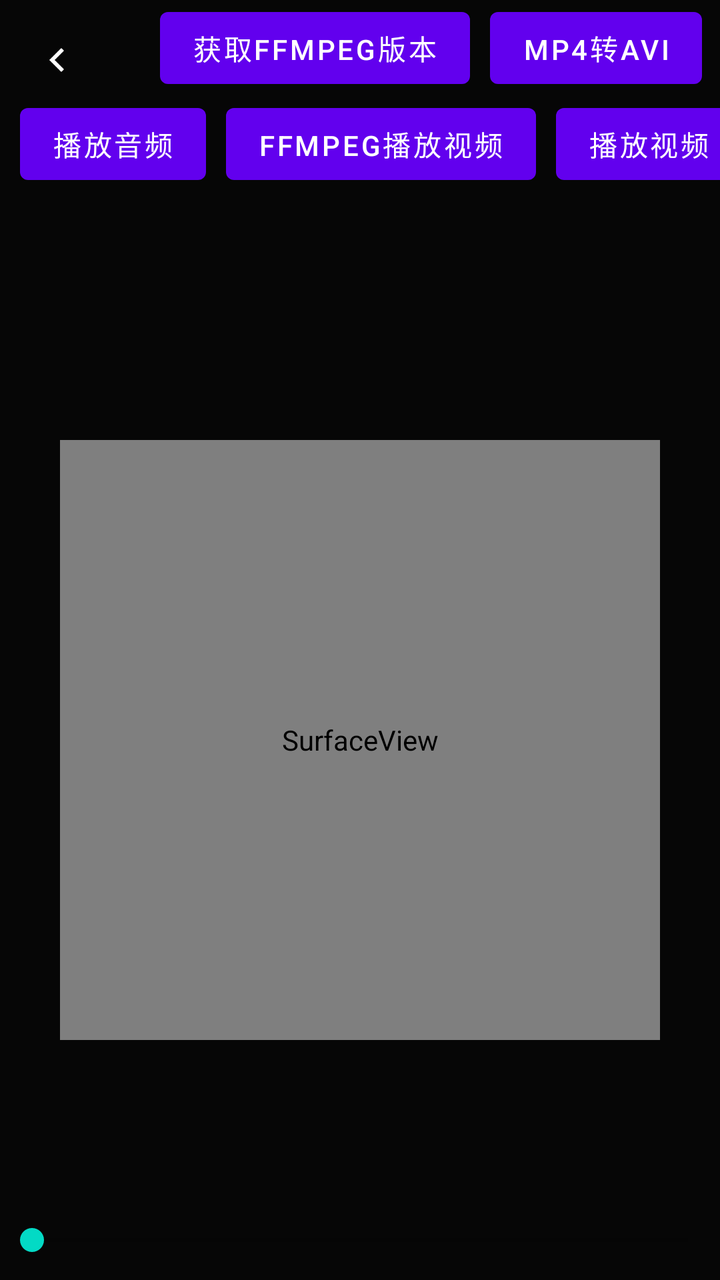
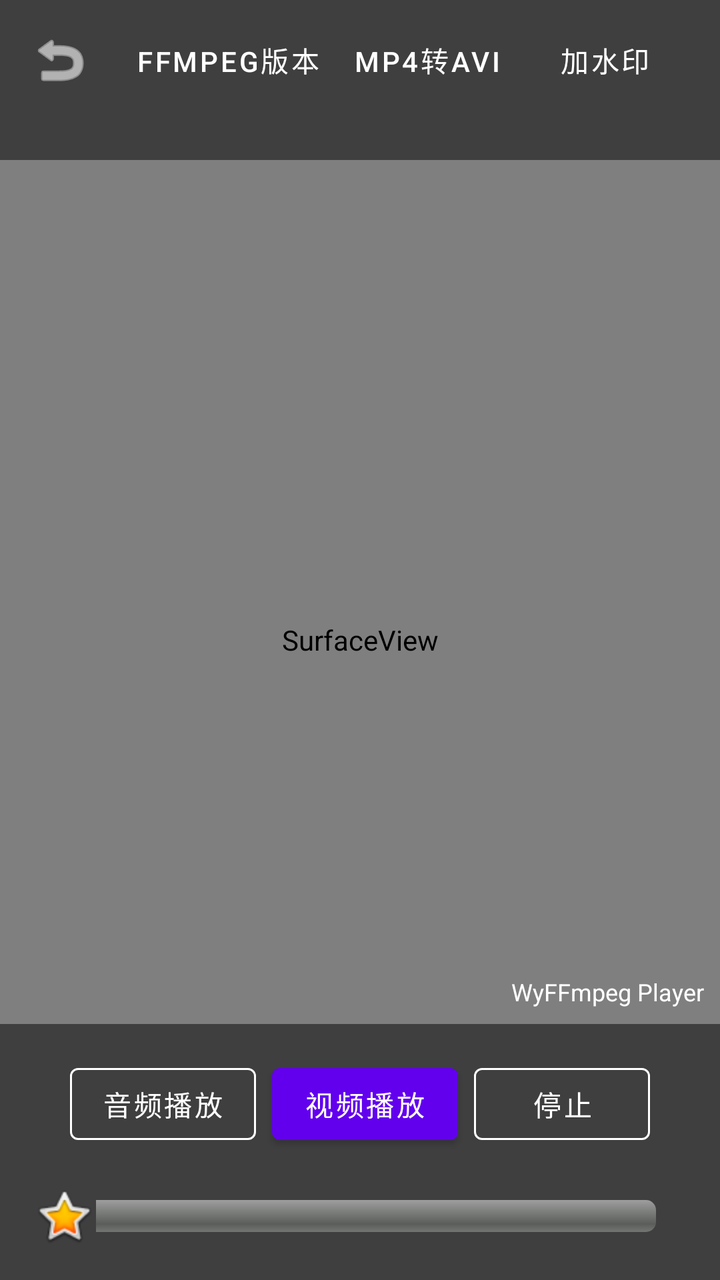

Two renders of the same Android screen: before a commit and after it. Below are the layout's source before the change and the commit's diff.
<!-- AndroidManifest.xml: application theme Theme.MyyFFmpeg -->
<!-- res/layout/fragment_play_layout.xml -->
<?xml version="1.0" encoding="utf-8"?>
<androidx.constraintlayout.widget.ConstraintLayout xmlns:android="http://schemas.android.com/apk/res/android"
    xmlns:app="http://schemas.android.com/apk/res-auto"
    xmlns:tools="http://schemas.android.com/tools"
    android:layout_width="match_parent"
    android:background="#060606"
    android:layout_height="match_parent">

    <RelativeLayout
        android:id="@+id/rl_close"
        android:layout_width="60dp"
        android:layout_height="60dp"
        android:layout_centerVertical="true"
        app:layout_constraintStart_toStartOf="parent"
        app:layout_constraintTop_toTopOf="parent"
        tools:ignore="UselessParent">

        <ImageView
            android:id="@+id/iv_close"
            android:layout_width="wrap_content"
            android:layout_height="wrap_content"
            android:layout_centerHorizontal="true"
            android:layout_centerVertical="true"
            android:padding="6dp"
            android:src="@mipmap/zc_setting_back"
            tools:ignore="ContentDescription" />

    </RelativeLayout>

    <Button
        android:id="@+id/btn_get_version"
        android:layout_width="wrap_content"
        android:layout_height="wrap_content"
        android:text="获取ffmpeg版本"
        android:layout_marginStart="20dp"
        app:layout_constraintStart_toEndOf="@+id/rl_close"
        app:layout_constraintTop_toTopOf="parent"
        tools:ignore="HardcodedText" />

    <Button
        android:id="@+id/btn_mp4_avi"
        android:layout_width="wrap_content"
        android:layout_height="wrap_content"
        android:layout_marginStart="10dp"
        android:text="MP4转avi"
        app:layout_constraintStart_toEndOf="@+id/btn_get_version"
        app:layout_constraintTop_toTopOf="parent"
        tools:ignore="HardcodedText" />

    <Button
        android:id="@+id/btn_add_water_mark"
        android:layout_width="wrap_content"
        android:layout_height="wrap_content"
        android:layout_marginStart="10dp"
        android:text="MP4添加水印"
        app:layout_constraintStart_toEndOf="@+id/btn_mp4_avi"
        app:layout_constraintTop_toTopOf="parent"
        tools:ignore="HardcodedText" />

    <Button
        android:id="@+id/btn_play_audio"
        android:layout_width="wrap_content"
        android:layout_height="wrap_content"
        android:layout_marginStart="10dp"
        android:text="播放音频"
        app:layout_constraintStart_toStartOf="parent"
        app:layout_constraintTop_toBottomOf="@id/btn_get_version"
        tools:ignore="HardcodedText" />

    <Button
        android:id="@+id/btn_play_pause_video"
        android:layout_width="wrap_content"
        android:layout_height="wrap_content"
        android:layout_marginStart="10dp"
        android:text="ffmpeg播放视频"
        app:layout_constraintStart_toEndOf="@+id/btn_play_audio"
        app:layout_constraintTop_toBottomOf="@id/btn_get_version"
        tools:ignore="HardcodedText" />

    <TextView
        android:id="@+id/sample_text"
        android:layout_width="wrap_content"
        android:layout_height="wrap_content"
        android:text="Hello World!"
        app:layout_constraintBottom_toBottomOf="parent"
        app:layout_constraintEnd_toEndOf="parent"
        app:layout_constraintStart_toStartOf="parent"
        app:layout_constraintTop_toTopOf="parent" />

    <Button
        android:id="@+id/btn_play_video_stop"
        android:layout_width="wrap_content"
        android:layout_height="wrap_content"
        android:layout_marginStart="10dp"
        android:text="播放视频"
        app:layout_constraintStart_toEndOf="@+id/btn_play_pause_video"
        app:layout_constraintTop_toBottomOf="@id/btn_get_version"
        tools:ignore="HardcodedText" />

    <SurfaceView
        android:id="@+id/surface_play"
        android:layout_width="300dp"
        android:layout_height="300dp"
        android:layout_marginTop="100dp"
        app:layout_constraintBottom_toBottomOf="parent"
        app:layout_constraintEnd_toEndOf="parent"
        app:layout_constraintStart_toStartOf="parent"
        app:layout_constraintTop_toTopOf="parent" />

    <SeekBar
        android:id="@+id/sb_play"
        android:layout_width="match_parent"
        android:layout_height="40dp"
        app:layout_constraintBottom_toBottomOf="parent"
        app:layout_constraintStart_toStartOf="parent" />

</androidx.constraintlayout.widget.ConstraintLayout>
<!-- resources referenced by this layout -->
<resources>
  <!-- mipmap zc_setting_back: png bitmap (mipmap-xxhdpi, 804 bytes) -->
  <style name="Theme.MyyFFmpeg" parent="Theme.MaterialComponents.DayNight.DarkActionBar">
          
          <item name="colorPrimary">@color/purple_500</item>
          <item name="colorPrimaryVariant">@color/purple_700</item>
          <item name="colorOnPrimary">@color/white</item>
          
          <item name="colorSecondary">@color/teal_200</item>
          <item name="colorSecondaryVariant">@color/teal_700</item>
          <item name="colorOnSecondary">@color/black</item>
          
          <item name="android:statusBarColor">?attr/colorPrimaryVariant</item>
          
      </style>
  <color name="purple_500">#FF6200EE</color>
  <color name="purple_700">#FF3700B3</color>
  <color name="white">#FFFFFFFF</color>
  <color name="teal_200">#FF03DAC5</color>
  <color name="teal_700">#FF018786</color>
  <color name="black">#FF000000</color>
</resources>

<!-- the commit's change to res/layout/fragment_play_layout.xml (unified diff, before → after) -->
@@ -3,115 +3,155 @@
     xmlns:app="http://schemas.android.com/apk/res-auto"
     xmlns:tools="http://schemas.android.com/tools"
     android:layout_width="match_parent"
-    android:background="#060606"
-    android:layout_height="match_parent">
+    android:layout_height="match_parent"
+    android:background="#000000">
+
+    <SurfaceView
+        android:id="@+id/surface_play"
+        android:layout_width="match_parent"
+        android:layout_height="match_parent"
+        app:layout_constraintBottom_toBottomOf="parent"
+        app:layout_constraintEnd_toEndOf="parent"
+        app:layout_constraintStart_toStartOf="parent"
+        app:layout_constraintTop_toTopOf="parent" />
+
+    <View
+        android:layout_width="match_parent"
+        android:layout_height="80dp"
+        android:background="#80000000"
+        app:layout_constraintTop_toTopOf="parent" />
 
     <RelativeLayout
         android:id="@+id/rl_close"
         android:layout_width="60dp"
         android:layout_height="60dp"
-        android:layout_centerVertical="true"
         app:layout_constraintStart_toStartOf="parent"
-        app:layout_constraintTop_toTopOf="parent"
-        tools:ignore="UselessParent">
+        app:layout_constraintTop_toTopOf="parent">
 
         <ImageView
             android:id="@+id/iv_close"
             android:layout_width="wrap_content"
             android:layout_height="wrap_content"
-            android:layout_centerHorizontal="true"
-            android:layout_centerVertical="true"
-            android:padding="6dp"
-            android:src="@mipmap/zc_setting_back"
-            tools:ignore="ContentDescription" />
-
+            android:layout_centerInParent="true"
+            android:padding="8dp"
+            android:src="@android:drawable/ic_menu_revert"
+            android:contentDescription="返回"
+            app:tint="#FFFFFF" />
     </RelativeLayout>
 
-    <Button
-        android:id="@+id/btn_get_version"
-        android:layout_width="wrap_content"
-        android:layout_height="wrap_content"
-        android:text="获取ffmpeg版本"
-        android:layout_marginStart="20dp"
-        app:layout_constraintStart_toEndOf="@+id/rl_close"
-        app:layout_constraintTop_toTopOf="parent"
-        tools:ignore="HardcodedText" />
+    <HorizontalScrollView
+        android:layout_width="0dp"
+        android:layout_height="60dp"
+        android:scrollbars="none"
+        app:layout_constraintEnd_toEndOf="parent"
+        app:layout_constraintStart_toEndOf="@id/rl_close"
+        app:layout_constraintTop_toTopOf="parent">
 
-    <Button
-        android:id="@+id/btn_mp4_avi"
-        android:layout_width="wrap_content"
-        android:layout_height="wrap_content"
-        android:layout_marginStart="10dp"
-        android:text="MP4转avi"
-        app:layout_constraintStart_toEndOf="@+id/btn_get_version"
-        app:layout_constraintTop_toTopOf="parent"
-        tools:ignore="HardcodedText" />
+        <LinearLayout
+            android:layout_width="wrap_content"
+            android:layout_height="match_parent"
+            android:gravity="center_vertical"
+            android:orientation="horizontal"
+            android:paddingEnd="16dp"
+            tools:ignore="RtlSymmetry">
 
-    <Button
-        android:id="@+id/btn_add_water_mark"
-        android:layout_width="wrap_content"
-        android:layout_height="wrap_content"
-        android:layout_marginStart="10dp"
-        android:text="MP4添加水印"
-        app:layout_constraintStart_toEndOf="@+id/btn_mp4_avi"
-        app:layout_constraintTop_toTopOf="parent"
-        tools:ignore="HardcodedText" />
+            <Button
+                android:id="@+id/btn_get_version"
+                style="@style/Widget.MaterialComponents.Button.TextButton"
+                android:layout_width="wrap_content"
+                android:layout_height="wrap_content"
+                android:text="FFmpeg版本"
+                android:textColor="#FFFFFF"
+                tools:ignore="HardcodedText" />
 
-    <Button
-        android:id="@+id/btn_play_audio"
-        android:layout_width="wrap_content"
-        android:layout_height="wrap_content"
-        android:layout_marginStart="10dp"
-        android:text="播放音频"
-        app:layout_constraintStart_toStartOf="parent"
-        app:layout_constraintTop_toBottomOf="@id/btn_get_version"
-        tools:ignore="HardcodedText" />
+            <Button
+                android:id="@+id/btn_mp4_avi"
+                style="@style/Widget.MaterialComponents.Button.TextButton"
+                android:layout_width="wrap_content"
+                android:layout_height="wrap_content"
+                android:text="MP4转AVI"
+                android:textColor="#FFFFFF"
+                tools:ignore="HardcodedText" />
 
-    <Button
-        android:id="@+id/btn_play_pause_video"
-        android:layout_width="wrap_content"
-        android:layout_height="wrap_content"
-        android:layout_marginStart="10dp"
-        android:text="ffmpeg播放视频"
-        app:layout_constraintStart_toEndOf="@+id/btn_play_audio"
-        app:layout_constraintTop_toBottomOf="@id/btn_get_version"
-        tools:ignore="HardcodedText" />
+            <Button
+                android:id="@+id/btn_add_water_mark"
+                style="@style/Widget.MaterialComponents.Button.TextButton"
+                android:layout_width="wrap_content"
+                android:layout_height="wrap_content"
+                android:text="加水印"
+                android:textColor="#FFFFFF"
+                tools:ignore="HardcodedText" />
+
+        </LinearLayout>
+    </HorizontalScrollView>
 
     <TextView
         android:id="@+id/sample_text"
         android:layout_width="wrap_content"
         android:layout_height="wrap_content"
-        android:text="Hello World!"
-        app:layout_constraintBottom_toBottomOf="parent"
+        android:padding="8dp"
+        android:text="WyFFmpeg Player"
+        android:textColor="#FFFFFF"
+        android:textSize="12sp"
+        app:layout_constraintBottom_toTopOf="@+id/ll_controls"
         app:layout_constraintEnd_toEndOf="parent"
-        app:layout_constraintStart_toStartOf="parent"
-        app:layout_constraintTop_toTopOf="parent" />
-
-    <Button
-        android:id="@+id/btn_play_video_stop"
-        android:layout_width="wrap_content"
-        android:layout_height="wrap_content"
-        android:layout_marginStart="10dp"
-        android:text="播放视频"
-        app:layout_constraintStart_toEndOf="@+id/btn_play_pause_video"
-        app:layout_constraintTop_toBottomOf="@id/btn_get_version"
         tools:ignore="HardcodedText" />
 
-    <SurfaceView
-        android:id="@+id/surface_play"
-        android:layout_width="300dp"
-        android:layout_height="300dp"
-        android:layout_marginTop="100dp"
-        app:layout_constraintBottom_toBottomOf="parent"
-        app:layout_constraintEnd_toEndOf="parent"
-        app:layout_constraintStart_toStartOf="parent"
-        app:layout_constraintTop_toTopOf="parent" />
+    <LinearLayout
+        android:id="@+id/ll_controls"
+        android:layout_width="match_parent"
+        android:layout_height="wrap_content"
+        android:background="#80000000"
+        android:orientation="vertical"
+        android:padding="16dp"
+        app:layout_constraintBottom_toBottomOf="parent">
 
-    <SeekBar
-        android:id="@+id/sb_play"
-        android:layout_width="match_parent"
-        android:layout_height="40dp"
-        app:layout_constraintBottom_toBottomOf="parent"
-        app:layout_constraintStart_toStartOf="parent" />
+        <LinearLayout
+            android:layout_width="match_parent"
+            android:layout_height="wrap_content"
+            android:gravity="center"
+            android:orientation="horizontal">
+
+            <Button
+                android:id="@+id/btn_play_audio"
+                style="@style/Widget.MaterialComponents.Button.OutlinedButton"
+                android:layout_width="wrap_content"
+                android:layout_height="wrap_content"
+                android:layout_marginEnd="8dp"
+                android:text="音频播放"
+                android:textColor="#FFFFFF"
+                app:strokeColor="#FFFFFF"
+                tools:ignore="HardcodedText" />
+
+            <Button
+                android:id="@+id/btn_play_pause_video"
+                style="@style/Widget.MaterialComponents.Button"
+                android:layout_width="wrap_content"
+                android:layout_height="wrap_content"
+                android:layout_marginEnd="8dp"
+                android:text="视频播放"
+                tools:ignore="HardcodedText" />
+
+            <Button
+                android:id="@+id/btn_play_video_stop"
+                style="@style/Widget.MaterialComponents.Button.OutlinedButton"
+                android:layout_width="wrap_content"
+                android:layout_height="wrap_content"
+                android:text="停止"
+                android:textColor="#FFFFFF"
+                app:strokeColor="#FFFFFF"
+                tools:ignore="HardcodedText" />
+
+        </LinearLayout>
+
+        <SeekBar
+            android:id="@+id/sb_play"
+            android:layout_width="match_parent"
+            android:layout_height="wrap_content"
+            android:layout_marginTop="16dp"
+            android:progressDrawable="@android:drawable/progress_horizontal"
+            android:thumb="@android:drawable/btn_star_big_on" />
+
+    </LinearLayout>
 
 </androidx.constraintlayout.widget.ConstraintLayout>
<!-- resource entries referenced after the edit -->
@@ -1,6 +1,5 @@
 <!-- resources referenced by this layout -->
 <resources>
-  <!-- mipmap zc_setting_back: png bitmap (mipmap-xxhdpi, 804 bytes) -->
   <style name="Theme.MyyFFmpeg" parent="Theme.MaterialComponents.DayNight.DarkActionBar">
           
           <item name="colorPrimary">@color/purple_500</item>
